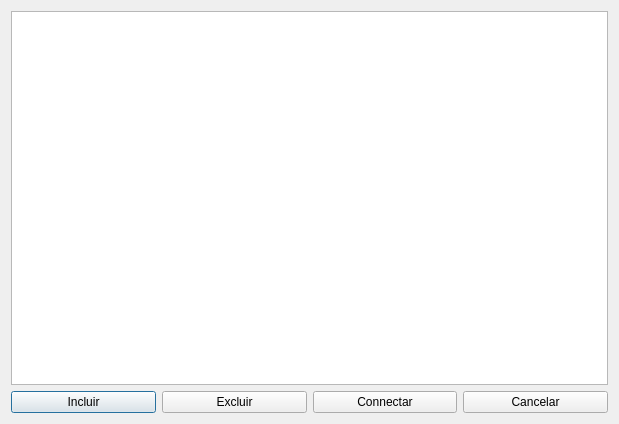
First picture: the form in connections.ui, repository SamambaMan/kquery, before the edit.
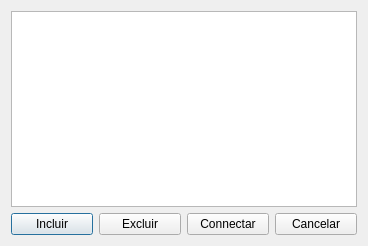
Second picture: the form after the edit.

Commit message: Validador de inclusão de conexão

Diff of the .ui file:
```diff
--- a/connections.ui
+++ b/connections.ui
@@ -6,10 +6,16 @@
    <rect>
     <x>0</x>
     <y>0</y>
-    <width>619</width>
-    <height>424</height>
+    <width>368</width>
+    <height>246</height>
    </rect>
   </property>
+  <property name="sizePolicy">
+   <sizepolicy hsizetype="Fixed" vsizetype="Fixed">
+    <horstretch>0</horstretch>
+    <verstretch>0</verstretch>
+   </sizepolicy>
+  </property>
   <property name="windowTitle">
    <string>Conexões</string>
   </property>
```
The commit also changes 2 other files.
